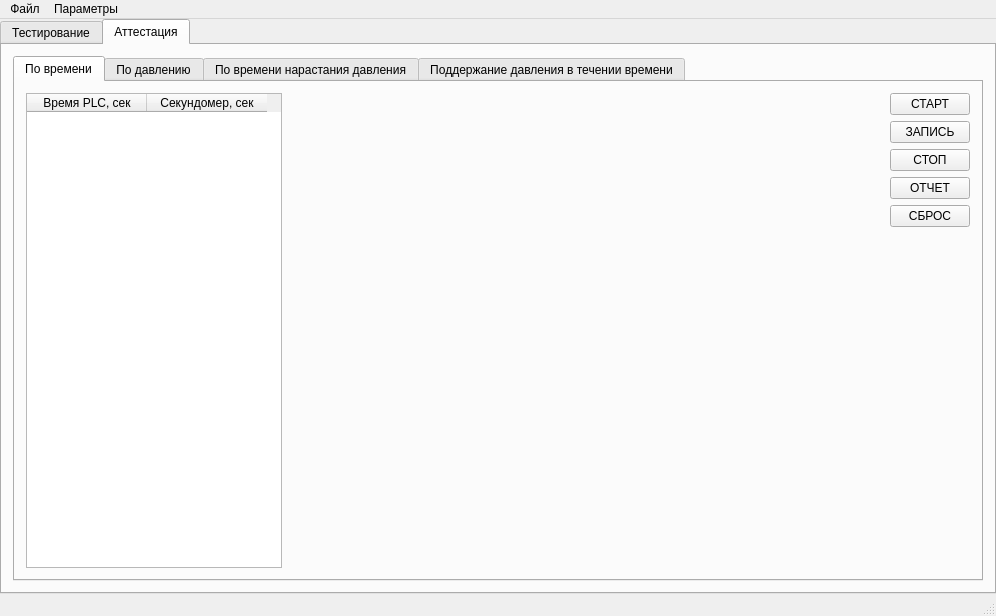
firef0xff/ttm25, file main_window.ui: the form before one commit.
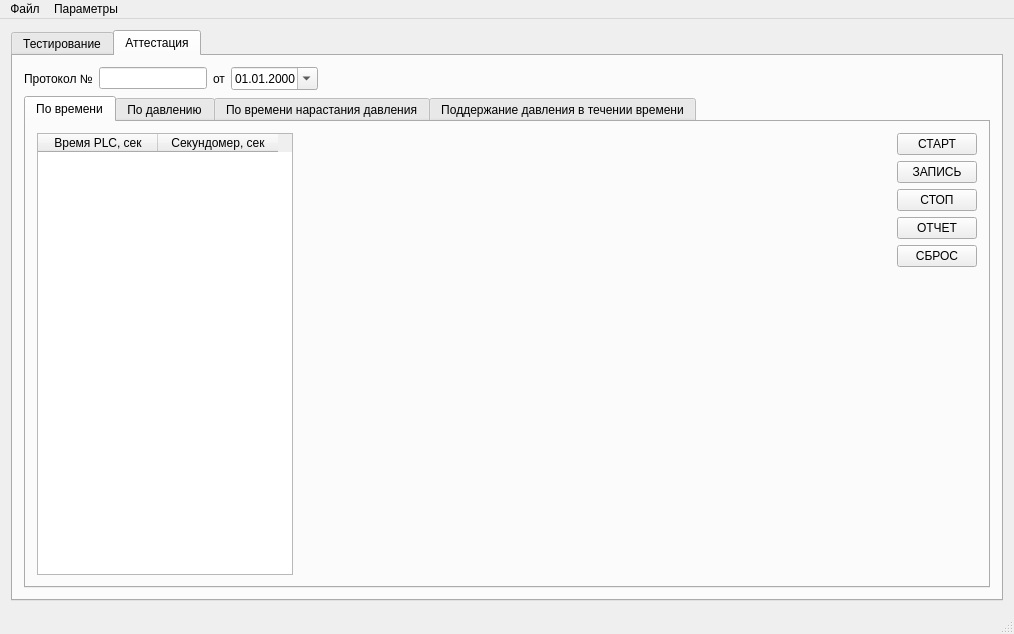
The form after the commit. The open tabs and pages were chosen to show the change.

```diff
--- a/main_window.ui
+++ b/main_window.ui
@@ -9,30 +9,15 @@
    <rect>
     <x>0</x>
     <y>0</y>
-    <width>996</width>
-    <height>616</height>
+    <width>1014</width>
+    <height>634</height>
    </rect>
   </property>
   <property name="windowTitle">
    <string>Испытательный стенд СИШ25</string>
   </property>
   <widget class="QWidget" name="centralWidget">
-   <layout class="QHBoxLayout" name="horizontalLayout">
-    <property name="spacing">
-     <number>0</number>
-    </property>
-    <property name="leftMargin">
-     <number>0</number>
-    </property>
-    <property name="topMargin">
-     <number>0</number>
-    </property>
-    <property name="rightMargin">
-     <number>0</number>
-    </property>
-    <property name="bottomMargin">
-     <number>0</number>
-    </property>
+   <layout class="QVBoxLayout" name="verticalLayout_11">
     <item>
      <widget class="QTabWidget" name="tMode">
       <property name="currentIndex">
@@ -1094,7 +1079,64 @@
        <attribute name="title">
         <string>Аттестация</string>
        </attribute>
-       <layout class="QHBoxLayout" name="horizontalLayout_3">
+       <layout class="QVBoxLayout" name="verticalLayout_12">
+        <item>
+         <layout class="QHBoxLayout" name="horizontalLayout">
+          <property name="topMargin">
+           <number>0</number>
+          </property>
+          <item>
+           <widget class="QLabel" name="label_4">
+            <property name="text">
+             <string>Протокол №</string>
+            </property>
+           </widget>
+          </item>
+          <item>
+           <widget class="QLineEdit" name="ProtoNo">
+            <property name="sizePolicy">
+             <sizepolicy hsizetype="Preferred" vsizetype="Fixed">
+              <horstretch>0</horstretch>
+              <verstretch>0</verstretch>
+             </sizepolicy>
+            </property>
+           </widget>
+          </item>
+          <item>
+           <widget class="QLabel" name="label_6">
+            <property name="text">
+             <string>от</string>
+            </property>
+           </widget>
+          </item>
+          <item>
+           <widget class="QDateEdit" name="ProtoDate">
+            <property name="currentSection">
+             <enum>QDateTimeEdit::DaySection</enum>
+            </property>
+            <property name="displayFormat">
+             <string>dd.MM.yyyy</string>
+            </property>
+            <property name="calendarPopup">
+             <bool>true</bool>
+            </property>
+           </widget>
+          </item>
+          <item>
+           <spacer name="horizontalSpacer_5">
+            <property name="orientation">
+             <enum>Qt::Horizontal</enum>
+            </property>
+            <property name="sizeHint" stdset="0">
+             <size>
+              <width>40</width>
+              <height>20</height>
+             </size>
+            </property>
+           </spacer>
+          </item>
+         </layout>
+        </item>
         <item>
          <widget class="QTabWidget" name="tAttestaion">
           <property name="currentIndex">
@@ -1650,7 +1692,7 @@
     <rect>
      <x>0</x>
      <y>0</y>
-     <width>996</width>
+     <width>1014</width>
      <height>19</height>
     </rect>
    </property>
```
